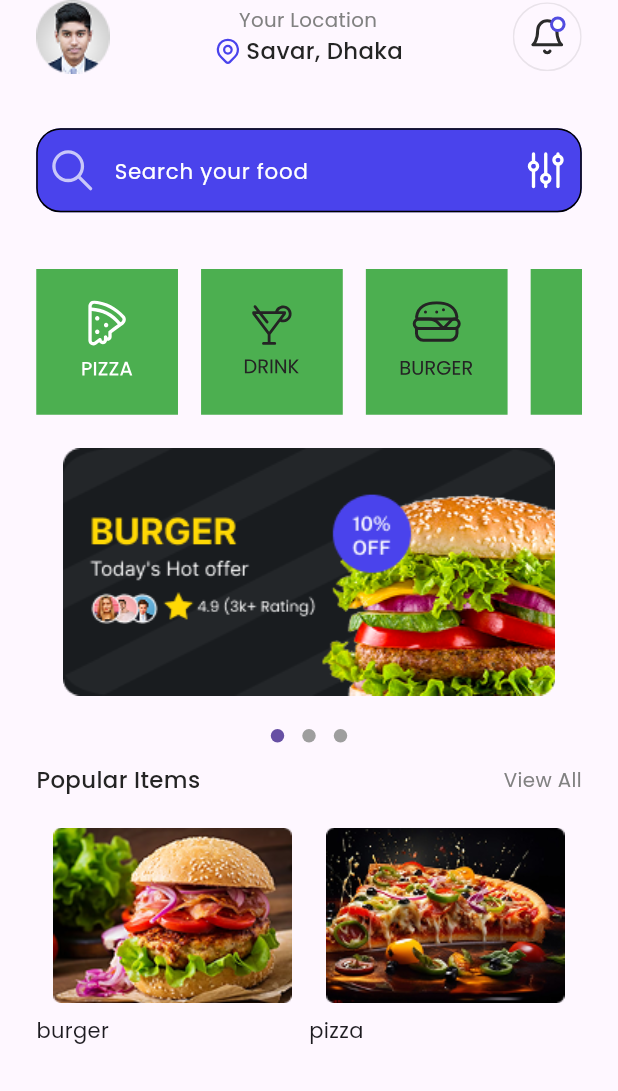
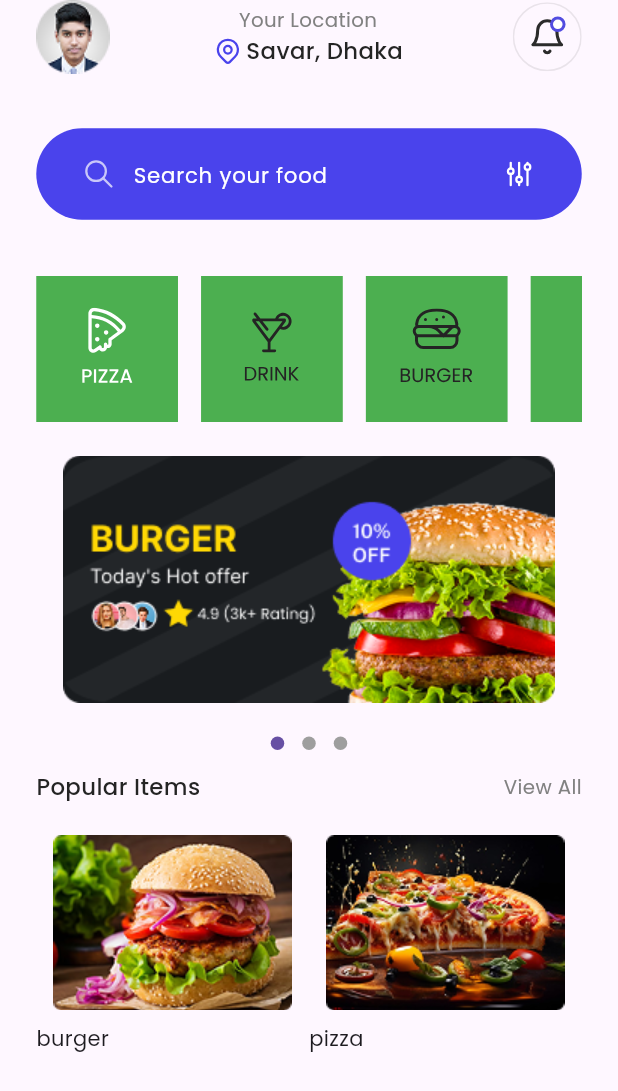
Before and after one commit to AmrReda92/food_app, a Flutter app: the screen it shows after launch, on a phone screen of 412 x 824 dp. Shown: the top 1091 px of the screen. Run offline on Flutter 3.47's test engine with Material 3 defaults, Android fonts, the phone set to English and light mode, and no system bars; drawn by our look-alikes of dots_indicator; our stand-ins replace flutter_screenutil, flutter_svg.

Commit message:
edit custom search

```diff
--- a/lib/core/widgets/custom_search.dart
+++ b/lib/core/widgets/custom_search.dart
@@ -9,29 +9,41 @@ class CustomSearch extends StatelessWidget {
 
   @override
   Widget build(BuildContext context) {
-    return TextField(
-      keyboardType: TextInputType.text,
-      decoration: InputDecoration(
-        fillColor: Color(0xff4A43EC),
-        filled: true,
-        prefixIcon: Padding(
-          padding:  EdgeInsets.symmetric(horizontal: 7.w),
-          child: SvgPicture.asset("assets/icons/search.svg"),
-        ) ,
-        suffixIcon: Padding(
-          padding:  EdgeInsets.symmetric(horizontal: 7.w),
-          child: SvgPicture.asset("assets/icons/filterr.svg",),
-        ),
-        hintText: hintText ,
-        hintStyle: AppTextStyles.font14,
-        enabledBorder: OutlineInputBorder(
-          borderRadius: BorderRadius.circular(16.r),
-        ) ,
-        focusedBorder: OutlineInputBorder(
-          borderRadius: BorderRadius.circular(16.r),
+    return Container(
+      height: 60.h,
+      decoration: BoxDecoration(
+        color: Color(0xff4A43EC),
+        borderRadius: BorderRadius.circular(100.r)
+      ),
+      child: Padding(
+        padding:  EdgeInsets.symmetric(horizontal: 27.w),
+        child: Row(
+          children: [
+            SizedBox(
+              width: 22.w,
+              height: 22.h,
+              child: SvgPicture.asset("assets/icons/search.svg"),
+            ),
+            SizedBox(width: 10.w,),
+            Expanded(
+              child: TextField(
+                keyboardType: TextInputType.text,
+                decoration: InputDecoration(
+                  border: InputBorder.none,
+                  hintText: hintText ,
+                  hintStyle: AppTextStyles.font14,
+                ),
+              ),
+            ),
+            SizedBox(width: 12.w,),
+            SizedBox(
+              height: 22.h,
+              width: 22.w,
+              child:SvgPicture.asset("assets/icons/filterr.svg",),
+            )
+          ],
         ),
       ),
-
-    );;;
+    );
   }
 }
```
